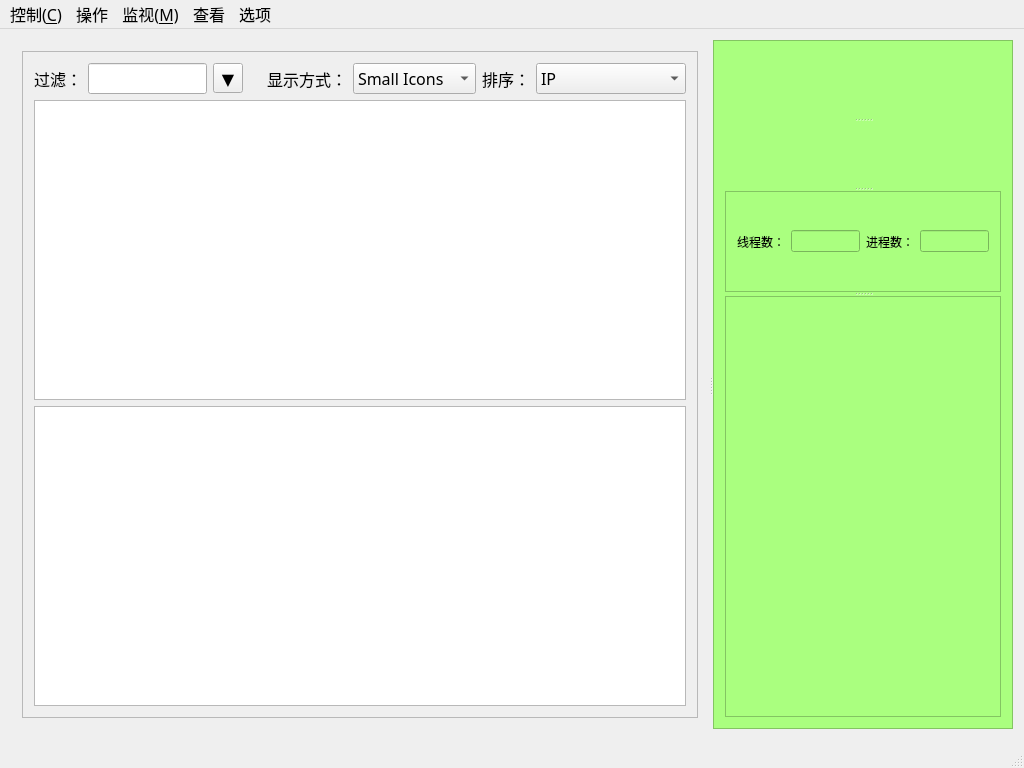
The window that CC-Client/CC-Client/mainwindow.ui (cokkiy/CC) describes before a commit, drawn with Qt 5.
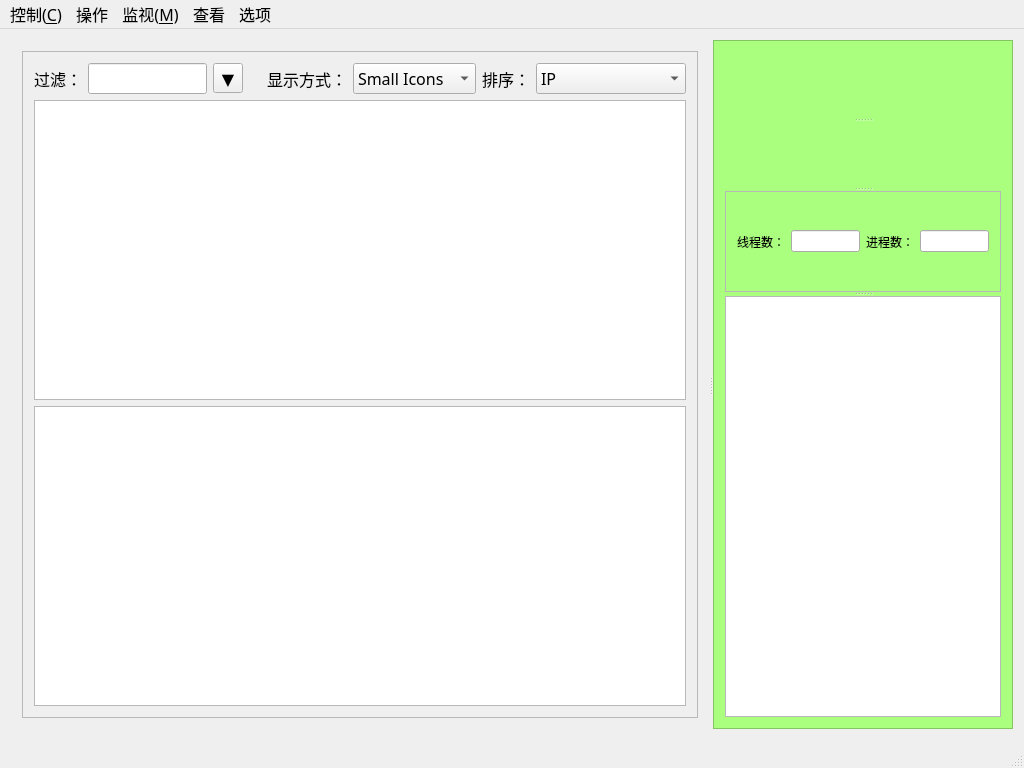
The same window after the commit. Icons and pictures are not drawn. Custom widgets are drawn as their Qt base class.

```diff
--- a/CC-Client/CC-Client/mainwindow.ui
+++ b/CC-Client/CC-Client/mainwindow.ui
@@ -305,7 +305,7 @@
         </size>
        </property>
        <property name="styleSheet">
-        <string notr="true">background-color: rgb(170, 255, 127);</string>
+        <string notr="true">QFrame#rightFrame {background-color: rgb(170, 255, 127);}</string>
        </property>
        <property name="frameShape">
         <enum>QFrame::StyledPanel</enum>
```
Left out of the diff: 19 changed lines with no effect on the pictures.
